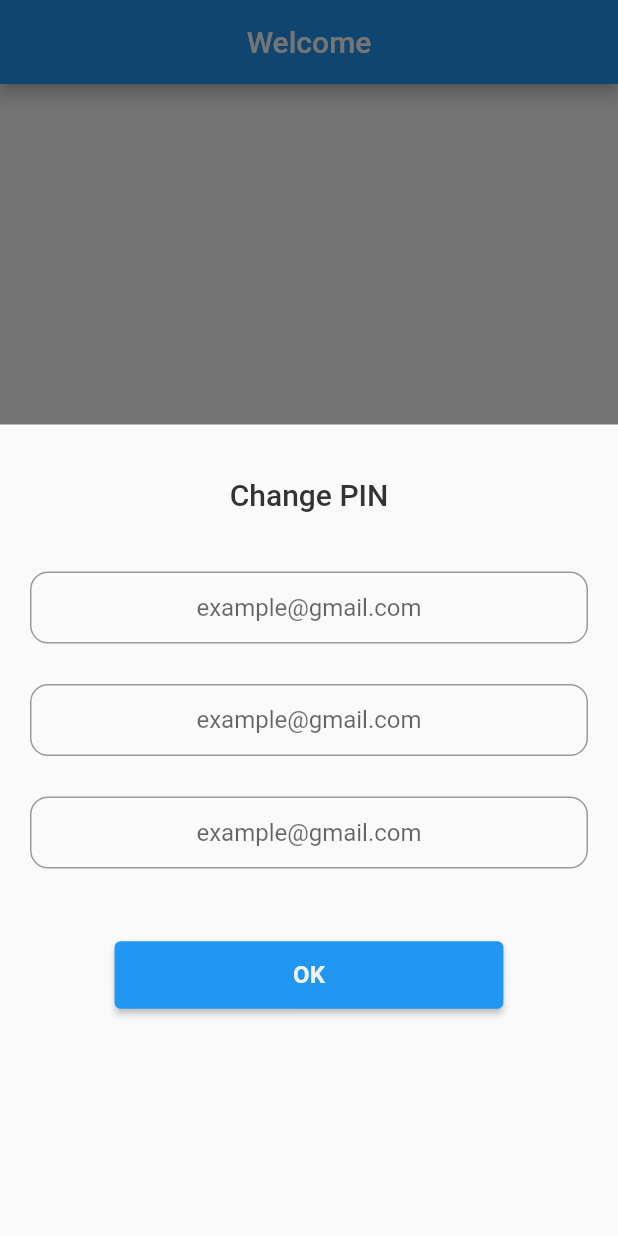
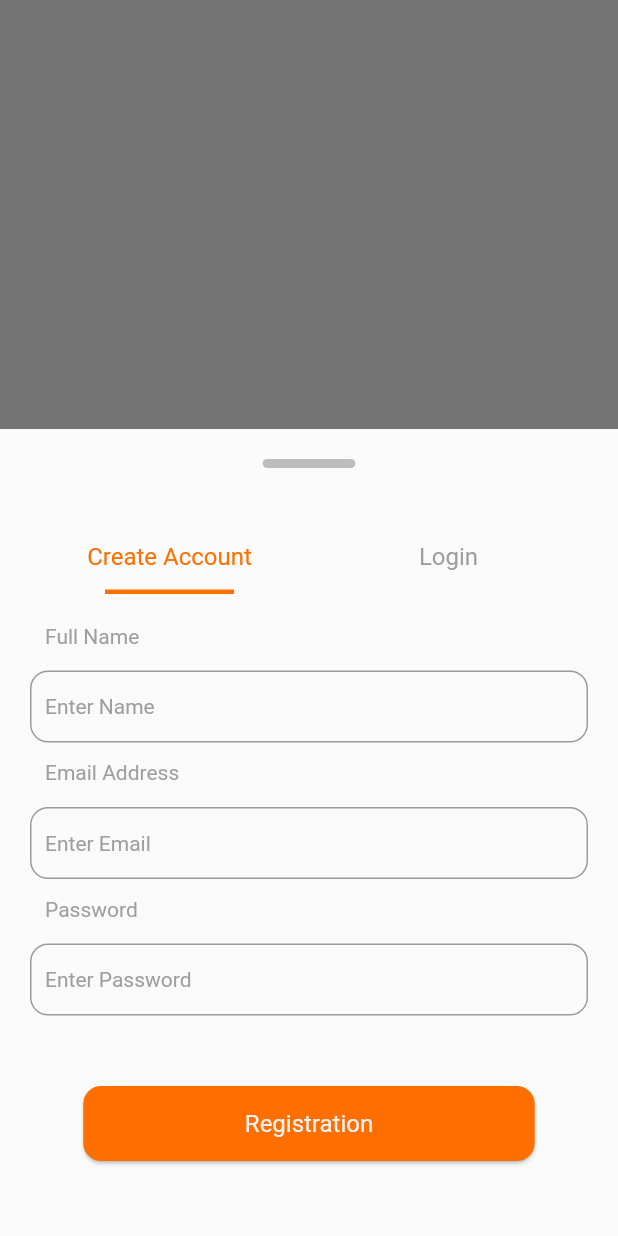
Before and after one commit to tamzidpeace/FoodMedia, a Flutter app: the screen it shows after launch, after a tap on "Bottom Sheet", on a phone screen of 412 x 824 dp. Run offline on Flutter 3.47's test engine with Material 2 defaults, Android fonts, the phone set to English and light mode, and no system bars.

Commit message:
under construction bottom sheet

```diff
--- a/lib/views/Welcome.dart
+++ b/lib/views/Welcome.dart
@@ -7,10 +7,6 @@ class Welcome extends StatelessWidget {
   @override
   Widget build(BuildContext context) {
     return Scaffold(
-      appBar: AppBar(
-        centerTitle: true,
-        title: Text("Welcome"),
-      ),
       body: Container(
         child: Center(
           child: ElevatedButton(
--- a/lib/widgets/BottomSheetPopUp.dart
+++ b/lib/widgets/BottomSheetPopUp.dart
@@ -1,5 +1,7 @@
 import 'package:flutter/cupertino.dart';
 import 'package:flutter/material.dart';
+import 'package:food_media/Utils/Strings.dart';
+import 'package:food_media/widgets/CustomButton.dart';
 import 'package:food_media/widgets/CustomTextField.dart';
 
 class BottomSheetPopUp {
@@ -21,55 +23,86 @@ class BottomSheetPopUp {
             padding: EdgeInsets.only(
                 bottom: MediaQuery.of(context).viewInsets.bottom), // !important
             child: Column(
-              crossAxisAlignment: CrossAxisAlignment.center,
-              mainAxisAlignment: MainAxisAlignment.center,
+              crossAxisAlignment: CrossAxisAlignment.start,
+              mainAxisAlignment: MainAxisAlignment.start,
               children: [
+                SizedBox(
+                  height: 20,
+                ),
+                Center(
+                  child: Container(
+                    height: 6,
+                    width: MediaQuery.of(context).size.width * .15,
+                    decoration: BoxDecoration(
+                        color: Colors.grey[400],
+                        borderRadius: BorderRadius.circular(5)),
+                  ),
+                ),
                 SizedBox(
                   height: 35,
                 ),
-                Row(
-                  crossAxisAlignment: CrossAxisAlignment.center,
-                  mainAxisAlignment: MainAxisAlignment.center,
+                Padding(
+                  padding: const EdgeInsets.symmetric(horizontal: 20.0),
+                  child: Row(
+                    mainAxisAlignment: MainAxisAlignment.spaceEvenly,
+                    crossAxisAlignment: CrossAxisAlignment.start,
+                    mainAxisSize: MainAxisSize.min,
                     children: [
-                    Text(
-                      "Change PIN",
-                      textAlign: TextAlign.center,
+                      Expanded(
+                        flex: 4,
+                        child: Column(
+                          children: [
+                            Padding(
+                              padding:
+                                  const EdgeInsets.symmetric(horizontal: 20.0),
+                              child: TextButton(
+                                onPressed: () {},
+                                child: Text(
+                                  "Create Account",
                                   style: TextStyle(
-                        color: Color(0xff333333),
-                        fontSize: 20,
-                        fontFamily: "Roboto",
-                        fontWeight: FontWeight.w500,
+                                      color: Colors.amber[900],
+                                      fontSize: 16,
+                                      fontWeight: FontWeight.w400),
+                                ),
+                              ),
+                            ),
+                            Divider(
+                              indent: 50,
+                              endIndent: 50,
+                              height: 1,
+                              thickness: 3,
+                              color: Colors.amber[900],
+                            )
+                          ],
+                        ),
+                      ),
+                      Expanded(
+                        flex: 4,
+                        child: Padding(
+                          padding: const EdgeInsets.symmetric(horizontal: 20.0),
+                          child: TextButton(
+                            onPressed: () {},
+                            child: Text(
+                              "Login",
+                              style: TextStyle(
+                                  color: Colors.grey,
+                                  fontSize: 16,
+                                  fontWeight: FontWeight.w400),
+                            ),
+                          ),
                         ),
                       ),
                     ],
                   ),
+                ),
                 SizedBox(
-                  height: 25,
+                  height: 20,
                 ),
                 Padding(
-                  padding: const EdgeInsets.only(
-                    top: 15,
-                    left: 20,
-                    right: 20,
-                  ),
-                  child: Container(
-                    height: 60,
-                    // child: TextField(
-                    //   //textAlign: TextAlign.center,
-                    //   style: TextStyle(fontSize: 14),
-                    //   textInputAction: TextInputAction.next,
-                    //   maxLength: 4,
-                    //   keyboardType: TextInputType.number,
-                    //   decoration: InputDecoration(
-                    //       labelText: 'Old PIN',
-                    //       counter: SizedBox.shrink(),
-                    //       contentPadding: EdgeInsets.symmetric(
-                    //         vertical: 0,
-                    //       ),
-                    //       hintText: "x x x x",
-                    //       hintStyle: TextStyle(color: Colors.black38)),
-                    // ),
-                    child: textFieldController.textField(),
+                  padding: const EdgeInsets.symmetric(horizontal: 30.0),
+                  child: Text(
+                    loginNameText,
+                    style: TextStyle(color: Colors.grey),
                   ),
                 ),
                 Padding(
@@ -80,22 +113,32 @@ class BottomSheetPopUp {
                   ),
                   child: Container(
                     height: 60,
-                    child: textFieldController.textField(),
-                    // child: TextField(
-                    //   //textAlign: TextAlign.center,
-                    //   style: TextStyle(fontSize: 14),
-                    //   textInputAction: TextInputAction.next,
-                    //   maxLength: 4,
-                    //   keyboardType: TextInputType.number,
-                    //   decoration: InputDecoration(
-                    //       labelText: 'New PIN',
-                    //       counter: SizedBox.shrink(),
-                    //       contentPadding: EdgeInsets.symmetric(
-                    //         vertical: 0,
-                    //       ),
-                    //       hintText: "x x x x",
-                    //       hintStyle: TextStyle(color: Colors.black38)),
-                    // ),
+                    child: textFieldController.textField("Enter Name", false),
+                  ),
+                ),
+                Padding(
+                  padding: const EdgeInsets.symmetric(horizontal: 30.0),
+                  child: Text(
+                    loginEmailText,
+                    style: TextStyle(color: Colors.grey),
+                  ),
+                ),
+                Padding(
+                  padding: const EdgeInsets.only(
+                    top: 15,
+                    left: 20,
+                    right: 20,
+                  ),
+                  child: Container(
+                    height: 60,
+                    child: textFieldController.textField("Enter Email", false),
+                  ),
+                ),
+                Padding(
+                  padding: const EdgeInsets.symmetric(horizontal: 30.0),
+                  child: Text(
+                    loginPasswordText,
+                    style: TextStyle(color: Colors.grey),
                   ),
                 ),
                 Padding(
@@ -104,45 +147,21 @@ class BottomSheetPopUp {
                   child: Container(
                     height: 60,
                     //
-                    child: textFieldController.textField(),
+                    child:
+                        textFieldController.textField("Enter Password", true),
                   ),
                 ),
                 SizedBox(
                   height: 15,
                 ),
-                Padding(
-                    padding: const EdgeInsets.only(left: 20, right: 20),
-                    child: Row(
+                Row(
                   mainAxisAlignment: MainAxisAlignment.center,
                   children: [
-                        ElevatedButton(
-                            onPressed: () {
-                              final String newPin = _newPinController.text;
-                              final String confirmPin =
-                                  _confirmPinController.text;
-                              final String oldPin = _oldPinController.text;
-                            },
-                            child: Container(
-                                height: 45,
-                                width:
-                                    (MediaQuery.of(context).size.width * .6) -
-                                        20,
-                                child: Center(
-                                    child: Text('OK',
-                                        textAlign: TextAlign.center,
-                                        style: TextStyle(
-                                          color: Color(0xfff2f2f2),
-                                          fontSize: 16,
-                                          fontFamily: "Roboto",
-                                          fontWeight: FontWeight.w700,
-                                        )))),
-                            style: ElevatedButton.styleFrom(
-                              primary: Colors.blue,
-                            )),
+                    CustomButton(label: "Registration", onPressed: () {}),
                   ],
-                    )),
+                ),
                 SizedBox(
-                  height: 150,
+                  height: 50,
                 )
               ],
             ),
--- a/lib/widgets/CustomButton.dart
+++ b/lib/widgets/CustomButton.dart
@@ -0,0 +1,42 @@
+import 'package:flutter/material.dart';
+
+class CustomButton extends StatelessWidget {
+  final String label;
+  final GestureTapCallback onPressed;
+
+  const CustomButton({
+    Key? key,
+    required this.label,
+    required this.onPressed,
+  }) : super(key: key);
+
+  @override
+  Widget build(BuildContext context) {
+    return Center(
+      child: ElevatedButton(
+          onPressed: onPressed,
+          child: Container(
+            height: 50,
+            width: (MediaQuery.of(context).size.width * .75) - 40,
+            child: Center(
+              child: Text(
+                label,
+                textAlign: TextAlign.center,
+                style: TextStyle(
+                  color: Color(0xfff2f2f2),
+                  fontSize: 16,
+                  fontFamily: "Roboto",
+                  fontWeight: FontWeight.w400,
+                ),
+              ),
+            ),
+          ),
+          style: ElevatedButton.styleFrom(
+            shape:
+                RoundedRectangleBorder(borderRadius: BorderRadius.circular(12)),
+            elevation: 1,
+            primary: Colors.amber[900],
+          )),
+    );
+  }
+}
--- a/lib/widgets/CustomTextField.dart
+++ b/lib/widgets/CustomTextField.dart
@@ -1,33 +1,22 @@
 import 'package:flutter/material.dart';
 
 class CustomTextField {
-  textField() {
+  textField(String hintText, bool isObscure) {
     return TextField(
-      textAlign: TextAlign.center,
-      style: TextStyle(fontSize: 16),
+      textAlign: TextAlign.start,
+      style: TextStyle(fontSize: 14),
       textInputAction: TextInputAction.next,
       maxLength: 50,
+      obscureText: isObscure,
       keyboardType: TextInputType.text,
       decoration: InputDecoration(
         border: OutlineInputBorder(
             borderRadius: BorderRadius.all(Radius.circular(12))),
         counter: SizedBox.shrink(),
         contentPadding: EdgeInsets.symmetric(vertical: 10, horizontal: 10),
-        hintText: "example@gmail.com",
+        hintText: hintText,
+        hintStyle: TextStyle(color: Colors.grey),
       ),
-      //textAlign: TextAlign.center,
-      // style: TextStyle(fontSize: 14),
-      // textInputAction: TextInputAction.next,
-      // maxLength: 4,
-      // keyboardType: TextInputType.number,
-      // decoration: InputDecoration(
-      //     labelText: 'New PIN',
-      //     counter: SizedBox.shrink(),
-      //     contentPadding: EdgeInsets.symmetric(
-      //       vertical: 0,
-      //     ),
-      //     hintText: "x x x x",
-      //     hintStyle: TextStyle(color: Colors.black38)),
     );
   }
 }
```
Lines whose indentation alone changed are shown as unchanged.
